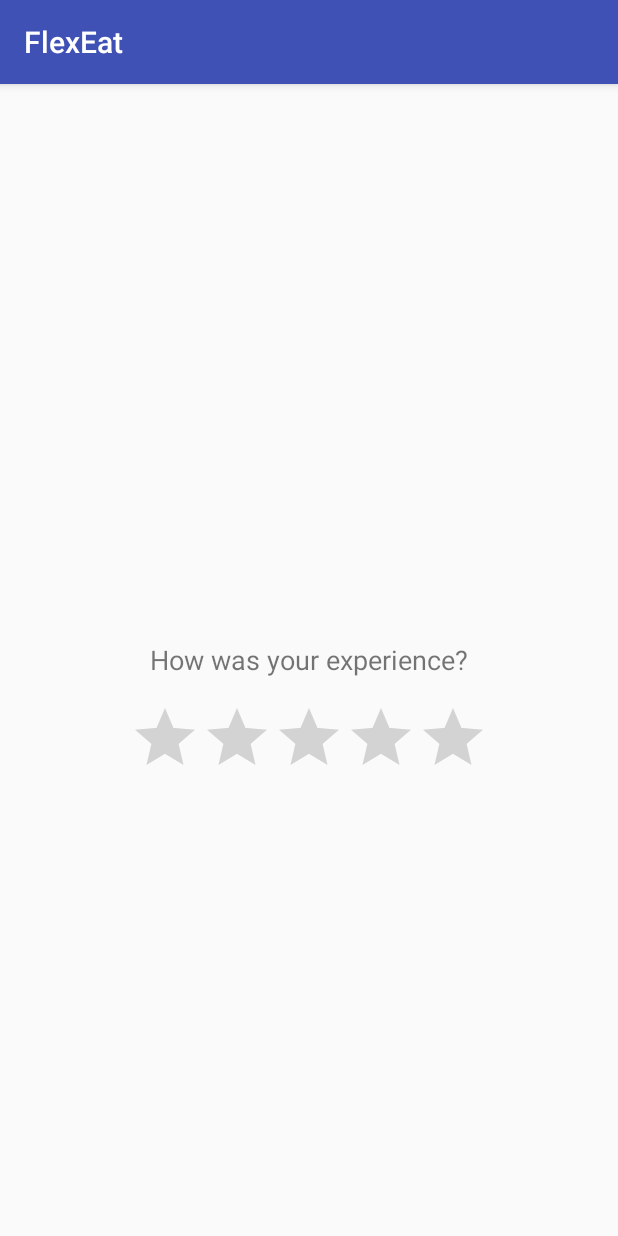
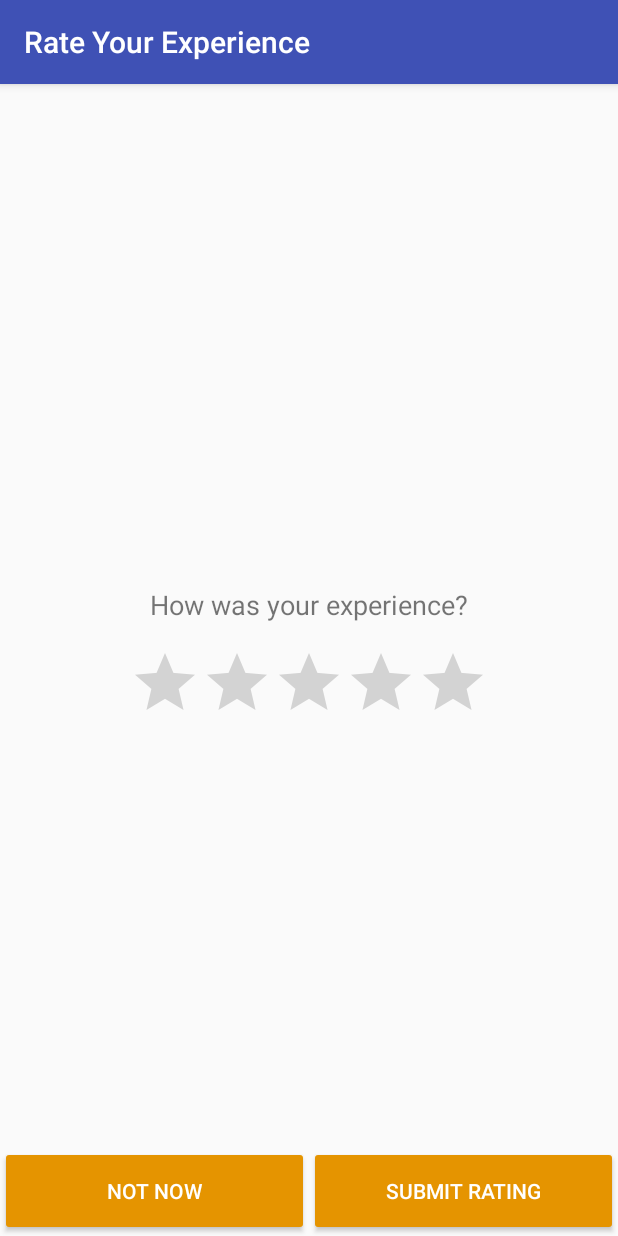
Before and after one commit to FlexEat/Mobile-Android, an Android app: the RatingActivity screen opened directly, with no data from a screen before it, on a phone screen of 412 x 824 dp. Run offline under Robolectric (Android 15) with nearby library versions, the phone set to English and light mode, and no system bars.

Commit message:
some misc work

```diff
--- a/app/src/main/AndroidManifest.xml
+++ b/app/src/main/AndroidManifest.xml
@@ -44,7 +44,8 @@
             android:windowSoftInputMode="adjustNothing" />
         <activity android:name=".OrdersActivity" />
         <activity android:name=".PayActivity" />
-        <activity android:name=".RatingActivity"></activity>
+        <activity android:name=".RatingActivity" />
+        <activity android:name=".RestaurantsActivity"></activity>
     </application>
 
 </manifest>
--- a/app/src/main/java/com/uw/fydp/flexeat/flexeat/BaseActivity.java
+++ b/app/src/main/java/com/uw/fydp/flexeat/flexeat/BaseActivity.java
@@ -149,11 +149,15 @@ public class BaseActivity extends AppCompatActivity
                 Intent goToProfileActivity = new Intent(BaseActivity.this, ProfileSetupActivity.class);
                 startActivity(goToProfileActivity);
                 break;
+            case R.id.partnered_restaurants:
+                Intent gotoRestaurantsActivity = new Intent(BaseActivity.this, RestaurantsActivity.class);
+                startActivity(gotoRestaurantsActivity);
             case R.id.logout_menu:
                 AlertDialog.Builder builder = new AlertDialog.Builder(BaseActivity.this);
                 builder.setMessage("Are you sure?").setPositiveButton("Yes", dialogClickListener)
                         .setNegativeButton("No", dialogClickListener).show();
                 break;
+
         }
 
         // Close the navigation drawer
--- a/app/src/main/java/com/uw/fydp/flexeat/flexeat/GenericMenuFragment.java
+++ b/app/src/main/java/com/uw/fydp/flexeat/flexeat/GenericMenuFragment.java
@@ -111,7 +111,9 @@ public class GenericMenuFragment extends Fragment {
                 addToOrderButton.setOnClickListener(new View.OnClickListener() {
                     @Override
                     public void onClick(View view) {
-                        mapOfSelectedItems.put(arrayListOfItems.get(i).foodItemID, arrayListOfItems.get(i));
+                        if(arrayListOfItems.get(i).quantity > 0) {
+                            mapOfSelectedItems.put(arrayListOfItems.get(i).foodItemID, arrayListOfItems.get(i));
+                        }
                         dialog.cancel();
                     }
                 });
--- a/app/src/main/java/com/uw/fydp/flexeat/flexeat/MenuActivity.java
+++ b/app/src/main/java/com/uw/fydp/flexeat/flexeat/MenuActivity.java
@@ -271,7 +271,7 @@ public class MenuActivity extends AppCompatActivity implements MenuItemInterface
             public void onRespond(boolean success, int code, String res, boolean isRemoteResponse) {
                 if (success)
                     Toast.makeText(getApplicationContext(), "Order Submitted", Toast.LENGTH_SHORT).show();
-                for(int i = 0; i < adapter.getCount(); i++){
+                for(int i = 0; i < adapter.getInitiatedFragmentCount(); i++){
                     GenericMenuFragment currentFragment = (GenericMenuFragment)adapter.getFragment(i);
                     currentFragment.mapOfSelectedItems.clear();
                 }
@@ -288,7 +288,7 @@ public class MenuActivity extends AppCompatActivity implements MenuItemInterface
     @Override
     public void getSelectedItems() {
         HashMap<Integer, FoodMenuItem> mapOfAllSelectedItems = new HashMap<>();
-        for(int i = 0; i < adapter.getCount(); i++){
+        for(int i = 0; i < adapter.getInitiatedFragmentCount(); i++){
             GenericMenuFragment currentFragment = (GenericMenuFragment) adapter.getFragment(i);
             try{
                 mapOfAllSelectedItems.putAll(currentFragment.mapOfSelectedItems);
--- a/app/src/main/java/com/uw/fydp/flexeat/flexeat/PayActivity.java
+++ b/app/src/main/java/com/uw/fydp/flexeat/flexeat/PayActivity.java
@@ -12,12 +12,14 @@ public class PayActivity extends AppCompatActivity {
     protected void onCreate(Bundle savedInstanceState) {
         super.onCreate(savedInstanceState);
         setContentView(R.layout.activity_pay);
+        getSupportActionBar().setTitle("Payment");
         Button submitPaymentButton = (Button)findViewById(R.id.submit_payment_button);
 
         submitPaymentButton.setOnClickListener(new View.OnClickListener() {
             @Override
             public void onClick(View view) {
                 Intent gotoRating = new Intent(PayActivity.this, RatingActivity.class);
+                gotoRating.setFlags(Intent.FLAG_ACTIVITY_NEW_TASK | Intent.FLAG_ACTIVITY_CLEAR_TASK);
                 startActivity(gotoRating);
             }
         });
--- a/app/src/main/java/com/uw/fydp/flexeat/flexeat/RatingActivity.java
+++ b/app/src/main/java/com/uw/fydp/flexeat/flexeat/RatingActivity.java
@@ -1,13 +1,49 @@
 package com.uw.fydp.flexeat.flexeat;
 
+import android.content.Intent;
 import android.support.v7.app.AppCompatActivity;
 import android.os.Bundle;
+import android.view.View;
+import android.widget.Button;
 
 public class RatingActivity extends AppCompatActivity {
+
+    Button notNow;
+    Button submitRating;
 
     @Override
     protected void onCreate(Bundle savedInstanceState) {
         super.onCreate(savedInstanceState);
         setContentView(R.layout.activity_rating);
+        getSupportActionBar().setTitle("Rate Your Experience");
+
+        notNow = (Button) findViewById(R.id.no_rating);
+        notNow.setOnClickListener(new View.OnClickListener() {
+            @Override
+            public void onClick(View view) {
+                Intent gotoHomeFragment = new Intent(RatingActivity.this, BaseActivity.class);
+                gotoHomeFragment.setFlags(Intent.FLAG_ACTIVITY_NEW_TASK | Intent.FLAG_ACTIVITY_CLEAR_TASK);
+                startActivity(gotoHomeFragment);
+            }
+        });
+
+        submitRating = (Button) findViewById(R.id.submit_rating);
+        submitRating.setOnClickListener(new View.OnClickListener() {
+            @Override
+            public void onClick(View view) {
+                Intent gotoHomeFragment = new Intent(RatingActivity.this, BaseActivity.class);
+                gotoHomeFragment.setFlags(Intent.FLAG_ACTIVITY_NEW_TASK | Intent.FLAG_ACTIVITY_CLEAR_TASK);
+                startActivity(gotoHomeFragment);
+            }
+        });
+    }
+
+    @Override
+    public void onBackPressed(){
+        super.onBackPressed();
+        Intent goToMainFragment = new Intent(RatingActivity.this, BaseActivity.class);
+        goToMainFragment.setFlags(Intent.FLAG_ACTIVITY_NEW_TASK | Intent.FLAG_ACTIVITY_CLEAR_TASK);
+        startActivity(goToMainFragment);
+
     }
 }
--- a/app/src/main/java/com/uw/fydp/flexeat/flexeat/adapters/MenuItemArrayAdapter.java
+++ b/app/src/main/java/com/uw/fydp/flexeat/flexeat/adapters/MenuItemArrayAdapter.java
@@ -82,7 +82,7 @@ public class MenuItemArrayAdapter extends CustomArrayAdapter<FoodMenuItem> {
             if(this.displayType == SHOW_STATUS){
                 mViewHolder.itemPrice.setText(data.status);
             } else if (this.displayType == SHOW_PRICE){
-                mViewHolder.itemPrice.setText(data.price);
+                mViewHolder.itemPrice.setText("$" + data.price);
             } else if (this.displayType == SHOW_QUANTITY){
                 mViewHolder.itemPrice.setText(Integer.toString(data.quantity));
             }
--- a/app/src/main/java/com/uw/fydp/flexeat/flexeat/adapters/PagerAdapter.java
+++ b/app/src/main/java/com/uw/fydp/flexeat/flexeat/adapters/PagerAdapter.java
@@ -26,7 +26,7 @@ public class PagerAdapter extends FragmentStatePagerAdapter {
     int mNumOfTabs;
     JSONObject menuResponse;
 
-    HashMap<Integer, Fragment> allFragments = new HashMap<>();
+    private HashMap<Integer, Fragment> allFragments = new HashMap<>();
 
     public PagerAdapter(FragmentManager fm, int numOfTabs, JSONObject menuResponse) {
         super(fm);
@@ -48,6 +48,9 @@ public class PagerAdapter extends FragmentStatePagerAdapter {
         return null;
     }
 
+    public int getInitiatedFragmentCount(){
+        return allFragments.size();
+    }
     public Fragment getFragment(int position){
         return allFragments.get(position);
     }
--- a/app/src/main/res/layout/activity_orders.xml
+++ b/app/src/main/res/layout/activity_orders.xml
@@ -24,7 +24,7 @@
             android:theme="@style/materialButton"
             android:textColor="@android:color/white"
             android:layout_width="0dp"
-            android:layout_height="74dp"
+            android:layout_height="60dp"
             android:padding="16dp"
             android:text="Call Waiter to Pay"
             android:id="@+id/waiter_pay_button"
@@ -35,7 +35,7 @@
             android:textColor="@android:color/white"
             android:layout_width="0dp"
             android:padding="16dp"
-            android:layout_height="74dp"
+            android:layout_height="60dp"
             android:text="Pay via Application"
             android:id="@+id/application_pay_button"
             android:layout_weight="0.5"/>
--- a/app/src/main/res/layout/activity_rating.xml
+++ b/app/src/main/res/layout/activity_rating.xml
@@ -6,12 +6,18 @@
     android:layout_height="match_parent"
     tools:context="com.uw.fydp.flexeat.flexeat.RatingActivity">
 
+    <LinearLayout
+        android:layout_width="match_parent"
+        android:layout_height="match_parent"
+        android:gravity="center"
+        android:orientation="vertical"
+        android:layout_centerInParent="true">
+
         <TextView
             android:layout_width="wrap_content"
             android:layout_height="wrap_content"
             android:textSize="18sp"
             android:id="@+id/rate_experience"
-        android:layout_centerInParent="true"
             android:layout_marginBottom="16dp"
             android:text="How was your experience?"/>
 
@@ -19,6 +25,35 @@
             android:id="@+id/ratingBar"
             android:layout_width="wrap_content"
             android:layout_height="wrap_content"
-        android:layout_below="@+id/rate_experience"
-        android:layout_centerHorizontal="true"/>
+            android:layout_below="@+id/rate_experience"/>
+
+    </LinearLayout>
+
+    <LinearLayout
+        android:layout_width="match_parent"
+        android:layout_height="wrap_content"
+        android:layout_alignParentBottom="true"
+        android:id="@+id/buttons_layout">
+
+        <Button
+            android:theme="@style/materialButton"
+            android:textColor="@android:color/white"
+            android:layout_width="0dp"
+            android:layout_height="60dp"
+            android:padding="16dp"
+            android:text="Not Now"
+            android:id="@+id/no_rating"
+            android:layout_weight="0.5"/>
+
+        <Button
+            android:theme="@style/materialButton"
+            android:textColor="@android:color/white"
+            android:layout_width="0dp"
+            android:padding="16dp"
+            android:layout_height="60dp"
+            android:text="Submit Rating"
+            android:id="@+id/submit_rating"
+            android:layout_weight="0.5"/>
+
+    </LinearLayout>
 </RelativeLayout>
--- a/app/src/main/res/menu/drawer_view.xml
+++ b/app/src/main/res/menu/drawer_view.xml
@@ -8,6 +8,9 @@
             android:id="@+id/edit_profile_menu"
             android:title="Edit Profile" />
         <item
+            android:id="@+id/partnered_restaurants"
+            android:title="Partnered Restaurants" />
+        <item
             android:id="@+id/logout_menu"
             android:title="Logout" />
     </group>
```
Also changed, not shown: app/src/main/java/com/uw/fydp/flexeat/flexeat/OrdersActivity.java (+32 -0 lines), app/src/main/java/com/uw/fydp/flexeat/flexeat/RestaurantsActivity.java (added, +38 -0 lines), app/src/main/java/com/uw/fydp/flexeat/flexeat/adapters/RestaurantArrayAdapter.java (added, +43 -0 lines), app/src/main/java/com/uw/fydp/flexeat/flexeat/model/Restaurant.java (added, +32 -0 lines), app/src/main/res/layout/activity_pay.xml (+7 -1 lines), app/src/main/res/layout/activity_restaurants.xml (added, +13 -0 lines). Lines whose indentation alone changed are shown as unchanged.
